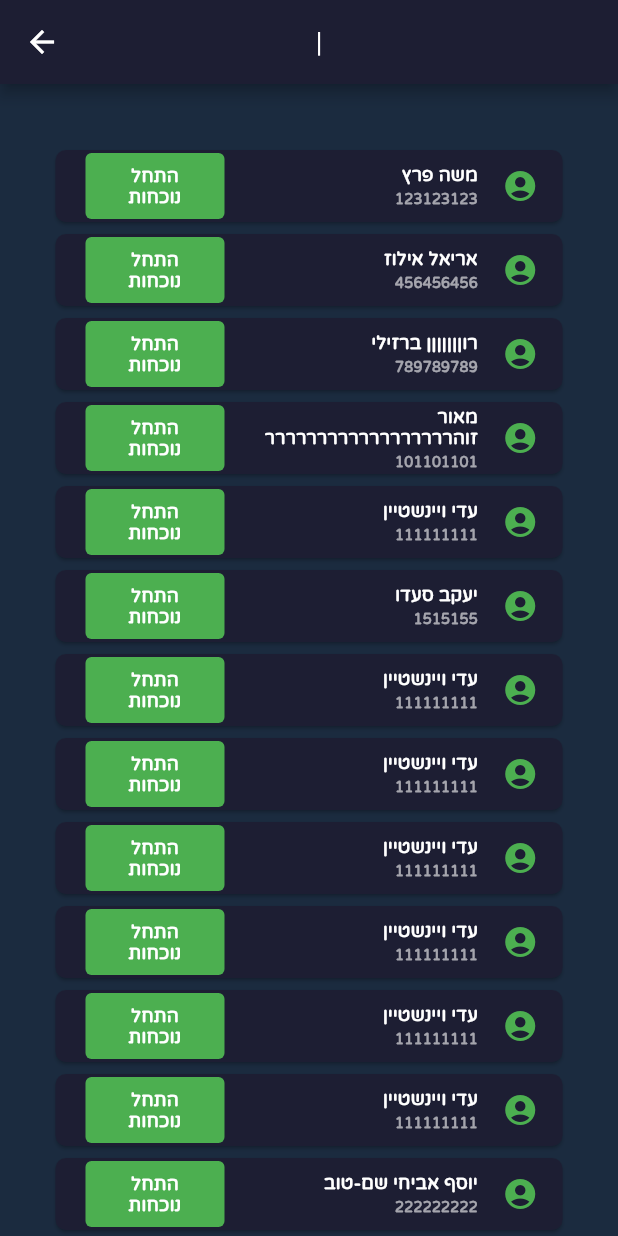
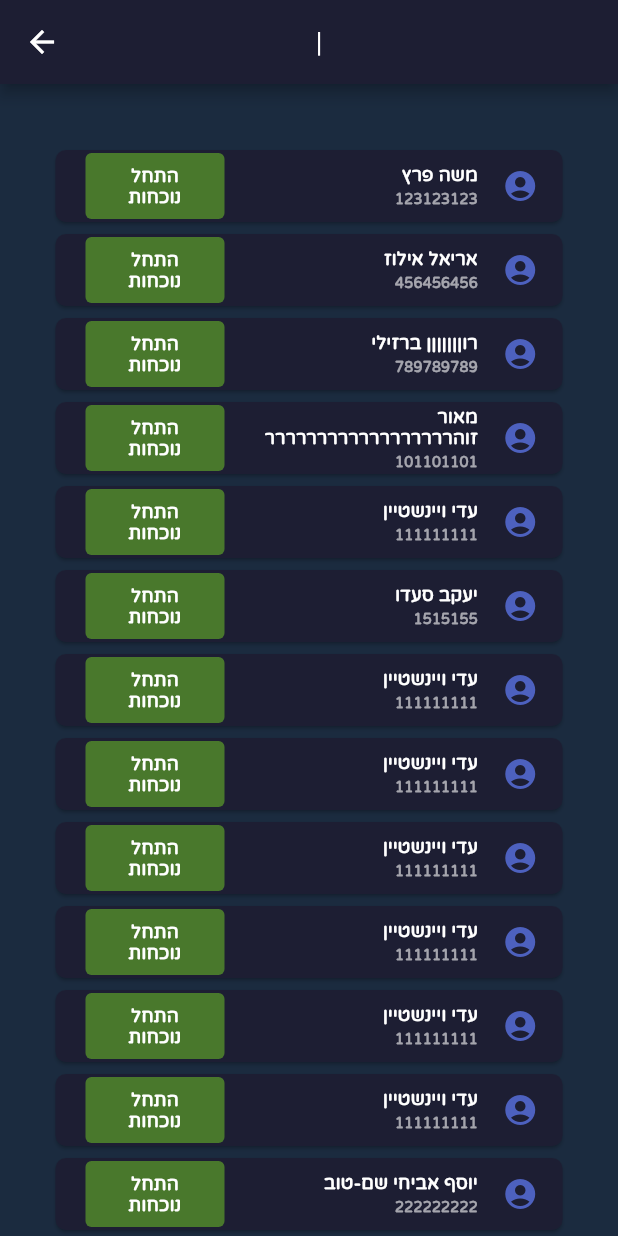
Before and after one commit to RonBarzilay/Latet-App, a Flutter app: the ReportsWindow screen opened directly, on a phone screen of 412 x 824 dp. Run offline on Flutter 3.47's test engine with Material 2 defaults, Android fonts, the phone set to English and light mode, and no system bars; our stand-ins replace socket_io_client.

Commit message:
States update

```diff
--- a/LatetClient/lib/designedWidgets/customized_card.dart
+++ b/LatetClient/lib/designedWidgets/customized_card.dart
@@ -48,7 +48,7 @@ class CustomizedCard extends Card {
                   flex: 1,
                   child: Icon(
                     Icons.account_circle,
-                    color: Colors.green,
+                    color: Color(0xFF4D61BF),
                   ),
                 ),
                 Expanded(
@@ -88,7 +88,7 @@ class CustomizedCard extends Card {
                               MaterialStateProperty.all(Colors.white38),
                           // minimumSize: MaterialStateProperty.all(Size(20, 12)),
                           backgroundColor:
-                              MaterialStateProperty.all(Colors.green)),
+                              MaterialStateProperty.all(Color(0x7B79D825))),
                       child: Text("התחל\nנוכחות",
                           style: buttonTextStyle, textAlign: TextAlign.center),
                     ),
--- a/LatetClient/lib/main.dart
+++ b/LatetClient/lib/main.dart
@@ -32,7 +32,7 @@ import 'package:socket_io_client/socket_io_client.dart' as IO;
 ///                Global Variables
 /// ==============================================
 final request = ClientRequest("", "", "");
-final VolunteersData recievedVolunteersData = VolunteersData([]);
+final recievedVolunteersData = VolunteersData([]);
 
 // For data write: web
 final IO.Socket webSocket = IO.io(
@@ -69,6 +69,9 @@ void readAll(String event) {
 
   appSocket.on(event, (data) {
     print("test $data");
+    // setState(() {
+    //   recievedVolunteersData.setVolunteersList(data);
+    // });
     recievedVolunteersData.setVolunteersList(data);
   });
 
--- a/LatetClient/lib/win/reports_win.dart
+++ b/LatetClient/lib/win/reports_win.dart
@@ -76,7 +76,7 @@ class _ReportsWindowState extends State<ReportsWindow> {
   ];
 
   Widget build(BuildContext context) {
-    // print("aaaa: ${this.recievedVolunteersData}");
+    print(recievedVolunteersData.getvolunteersListLength());
 
     // void generateCard(List<VolunteersData> volunteers){
     //   for (int i=0; i<volunteers.length; i++) {
```
